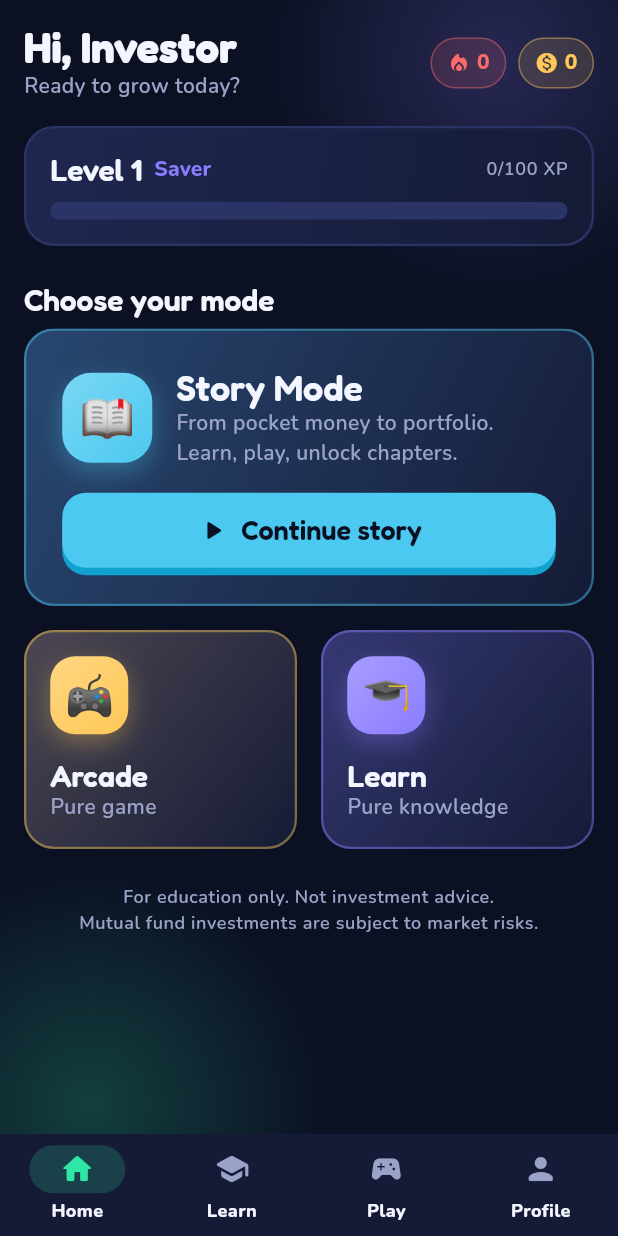
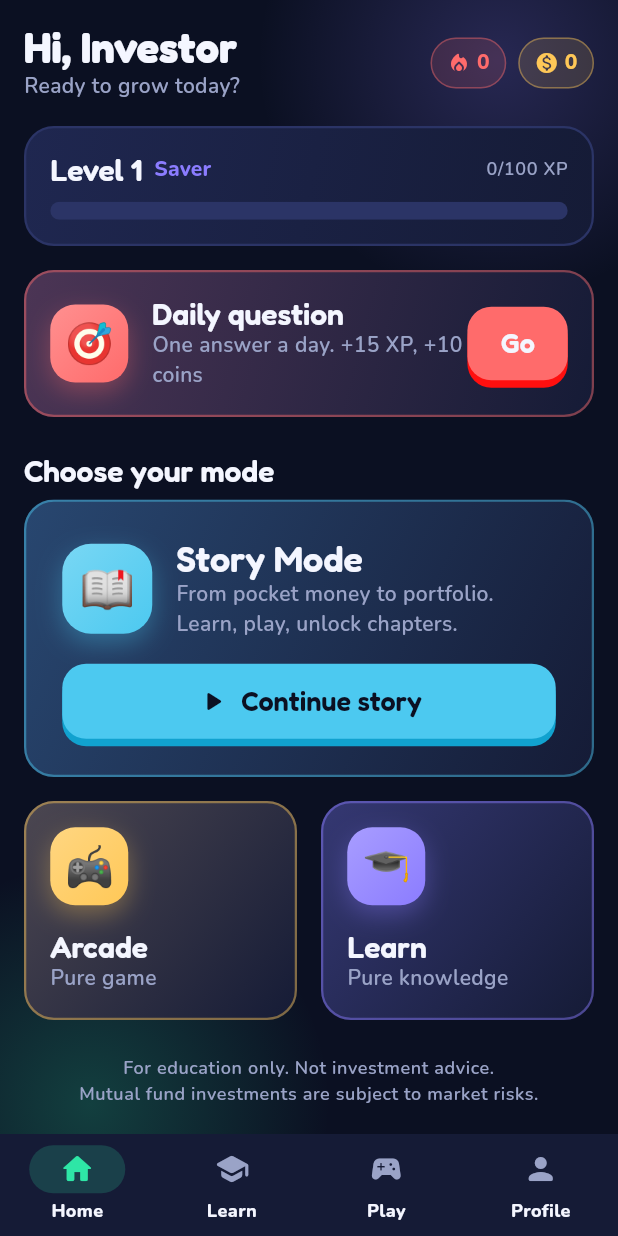
Before and after one commit to Athul712t/Investor-Game, a Flutter app: the screen it shows after launch, on a phone screen of 412 x 824 dp. Run offline on Flutter 3.47's test engine with Material 3 defaults, Android fonts, the phone set to English and light mode, and no system bars; our stand-ins replace flutter_riverpod, go_router, shared_preferences; missing offline and left inert: flame; network calls fail.

Commit message:
feat: daily question card and coin-paid head start
Co-Authored-By: Claude Fable 5.2 <noreply@anthropic.com>
Claude-Session: https://claude.ai/code/session_017ZwEWa73h2aZwbiYtmSB7C

```diff
--- /dev/null
+++ b/lib/features/home_hub/daily_card.dart
@@ -0,0 +1,77 @@
+import 'dart:math';
+
+import 'package:flutter/material.dart';
+import 'package:flutter_riverpod/flutter_riverpod.dart';
+
+import '../../core/content_repo.dart';
+import '../../core/profile.dart';
+import '../../core/theme.dart';
+import '../../core/widgets.dart';
+import '../content/question_view.dart';
+
+/// One question a day, the same for everyone on that date.
+class DailyCard extends ConsumerWidget {
+  const DailyCard({super.key});
+  static const xp = 15, coins = 10;
+
+  @override
+  Widget build(BuildContext context, WidgetRef ref) {
+    final today = dayKey(DateTime.now());
+    final done = ref.watch(profileProvider.select((p) => p.dailyDoneDay)) == today;
+    final question = ref.watch(contentProvider).value?.randomQuick(Random(today.hashCode));
+    if (question == null) return const SizedBox.shrink();
+    return Panel(
+      accent: done ? null : AppColors.coral,
+      child: Row(
+        children: [
+          Badge3D(emoji: done ? '✅' : '🎯', color: done ? AppColors.mint : AppColors.coral),
+          const SizedBox(width: AppSpace.md),
+          Expanded(
+            child: Column(
+              crossAxisAlignment: CrossAxisAlignment.start,
+              children: [
+                Text('Daily question', style: context.text.titleLarge),
+                Text(
+                  done ? 'Done for today. Come back tomorrow!' : 'One answer a day. +$xp XP, +$coins coins',
+                  style: context.text.bodyMedium,
+                ),
+              ],
+            ),
+          ),
+          if (!done)
+            ChunkyButton(
+              label: 'Go',
+              expand: false,
+              color: AppColors.coral,
+              onPressed: () => showModalBottomSheet<void>(
+                context: context,
+                isScrollControlled: true,
+                backgroundColor: AppColors.surface,
+                showDragHandle: true,
+                builder: (sheet) => SafeArea(
+                  child: SingleChildScrollView(
+                    padding: EdgeInsets.fromLTRB(
+                      AppSpace.lg,
+                      0,
+                      AppSpace.lg,
+                      AppSpace.lg + MediaQuery.viewInsetsOf(sheet).bottom,
+                    ),
+                    child: QuestionView(
+                      question: question,
+                      compact: true,
+                      onAnswered: (correct) {
+                        final n = ref.read(profileProvider.notifier)..markDailyDone();
+                        // Wrong answers still earn a little: showing up is the habit.
+                        n.reward(xp: correct ? xp : 5, coins: correct ? coins : 0);
+                        Navigator.pop(sheet);
+                      },
+                    ),
+                  ),
+                ),
+              ),
+            ),
+        ],
+      ),
+    );
+  }
+}
--- a/lib/features/home_hub/home_screen.dart
+++ b/lib/features/home_hub/home_screen.dart
@@ -5,6 +5,7 @@ import 'package:go_router/go_router.dart';
 import '../../core/profile.dart';
 import '../../core/theme.dart';
 import '../../core/widgets.dart';
+import 'daily_card.dart';
 import 'shell.dart';
 
 class HomeScreen extends ConsumerWidget {
@@ -62,6 +63,8 @@ class HomeScreen extends ConsumerWidget {
             ],
           ),
         ),
+        const SizedBox(height: AppSpace.md),
+        const DailyCard(),
         const SizedBox(height: AppSpace.lg),
         Text('Choose your mode', style: context.text.titleLarge),
         const SizedBox(height: AppSpace.sm),
```
Also changed, not shown: lib/features/games/_shared/game_host.dart (+28 -4 lines), 1 other file.
